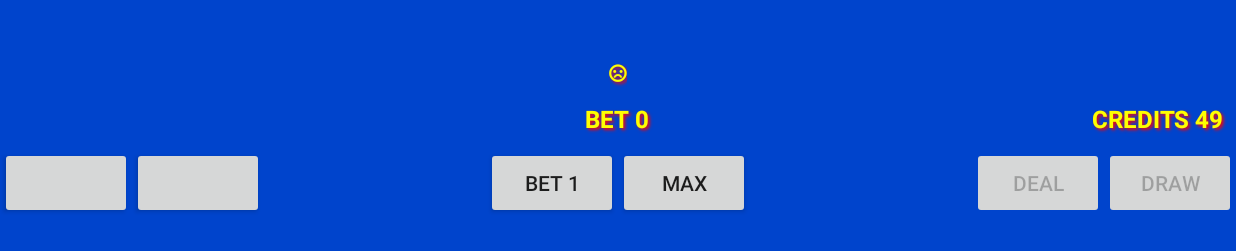
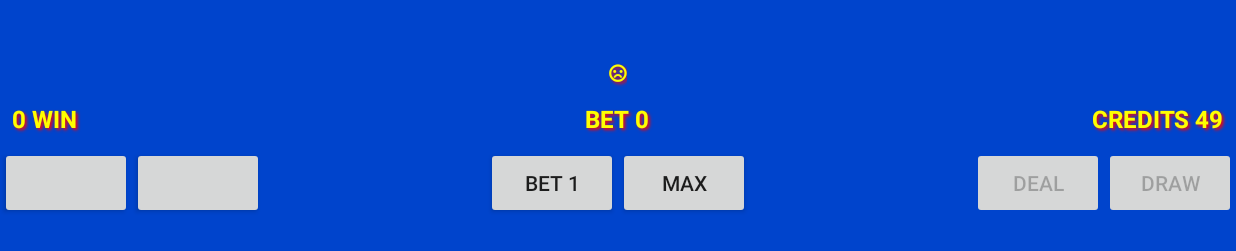
Before and after one commit to jscpeterson/VideoPoker, an Android app: the GameActivity screen opened directly, with no data from a screen before it, after a tap on "DRAW", on a phone screen of 824 x 412 dp (held sideways). Shown: the part 256-507 px from the top of the screen. Run offline under Robolectric (Android 15) with nearby library versions, the phone set to English and light mode, and no system bars; 2 other taps on this screen came first.

Commit message:
Wins accumulate in text view in real time - needs to be slowed.

```diff
--- a/app/src/main/java/edu/cnm/deepdive/videopoker/controller/GameActivity.java
+++ b/app/src/main/java/edu/cnm/deepdive/videopoker/controller/GameActivity.java
@@ -134,7 +134,11 @@ public class GameActivity extends AppCompatActivity {
 
     drawButton.setOnClickListener((v) -> {
       draw();
-      collectWinnings();
+      try {
+        collectWinnings();
+      } catch (InterruptedException e) {
+        e.printStackTrace();
+      }
       resetGame();
     });
   }
@@ -214,15 +218,18 @@ public class GameActivity extends AppCompatActivity {
     cardButtons[index].setImageResource(identifier);
   }
 
-  private void collectWinnings() {
+  private void collectWinnings() throws InterruptedException {
     game.evaluateWin();
     winningHandView.setText(game.getHand().getBestHand());
+    winView.setVisibility(View.VISIBLE);
     if (game.getWin() > 0) {
-      // TODO Make possibly timed counter "animation" showing win and purse accumulating
-      winView.setText(getWinString(game.getWin(), game.getCreditValue(), viewAsDollars));
-      winView.setVisibility(View.VISIBLE);
+      for (int i = 0; i < game.getWin(); ++i) {
+        // TODO Slow down count for a better "animation"
+        winView.setText(getWinString(i + 1, game.getCreditValue(), viewAsDollars));
+        purseView.setText(getPurseString(game.getPurse() + 1, game.getCreditValue(), viewAsDollars));
+      }
+      game.addWinToPurse();
     }
-    purseView.setText(getPurseString(game.getPurse(), game.getCreditValue(), viewAsDollars));
   }
 
   private void resetGame() {
--- a/app/src/main/java/edu/cnm/deepdive/videopoker/model/Game.java
+++ b/app/src/main/java/edu/cnm/deepdive/videopoker/model/Game.java
@@ -61,7 +61,10 @@ public class Game {
   public void evaluateWin() {
     hand.evaluateHand();
     win = hand.getHandScore(bet);
-    purse += win;
+  }
+
+  public void addWinToPurse() {
+    this.purse += this.win;
   }
 
   public enum State {
```
